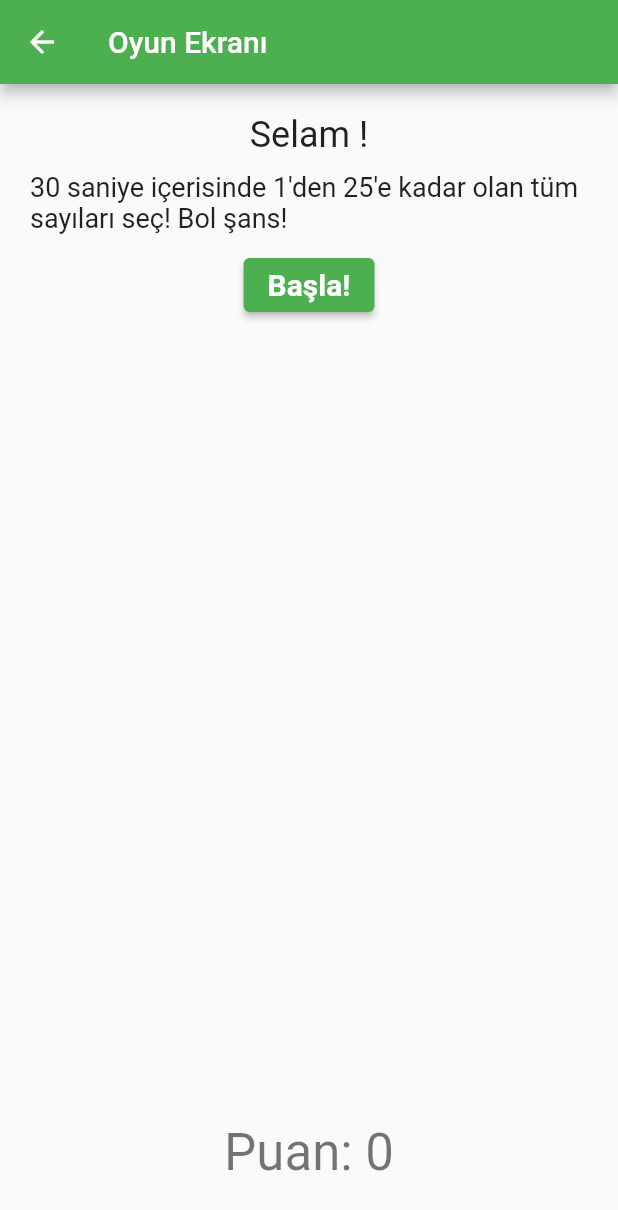
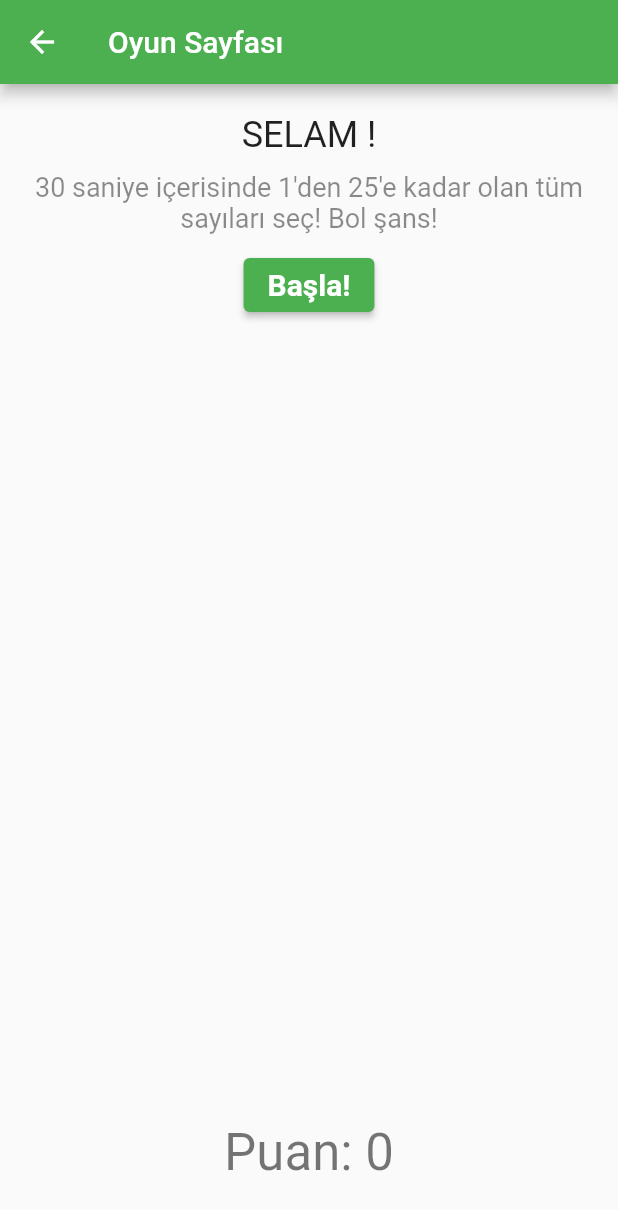
Before and after one commit to zeynepgk3/Schulte-Table, a Flutter app: the screen it shows after launch, after a tap on "Oyuna Gir", on a phone screen of 412 x 824 dp. Shown: the top 1210 px of the screen. Run offline on Flutter 3.47's test engine with Material 2 defaults, Android fonts, the phone set to English and light mode, and no system bars.

Commit message:
fixed boxList shuffe issue and add new features

```diff
--- a/lib/GamePage.dart
+++ b/lib/GamePage.dart
@@ -50,7 +50,7 @@ class _GamePageState extends State<GamePage> {
     return Material(
       child: Scaffold(
         appBar: AppBar(
-          title: Text("Oyun Ekranı"),
+          title: Text("Oyun Sayfası"),
         ),
         body: (puan == 250)
             ? Center(
@@ -61,8 +61,11 @@ class _GamePageState extends State<GamePage> {
                         textAlign: TextAlign.center,
                         style: TextStyle(
                             color: Colors.orange,
-                            fontSize: 20,
+                            fontSize: 30,
                             fontWeight: FontWeight.bold)),
+                    SizedBox(
+                      height: 40,
+                    ),
                     ElevatedButton(
                         onPressed: () {
                           nextInt = 1;
@@ -78,6 +81,7 @@ class _GamePageState extends State<GamePage> {
                 ),
               )
             : Column(
+                mainAxisAlignment: MainAxisAlignment.center,
                 children: [
                   Expanded(
                     flex: 2,
@@ -85,7 +89,7 @@ class _GamePageState extends State<GamePage> {
                       padding: const EdgeInsets.all(20),
                       child: Column(
                         children: <Widget>[
-                          Text("Selam $name!",
+                          Text("SELAM $name!",
                               style: Theme.of(context).textTheme.headline5),
                           Padding(
                             padding: const EdgeInsets.only(top: 10, bottom: 10),
@@ -94,7 +98,9 @@ class _GamePageState extends State<GamePage> {
                                 "30 saniye içerisinde 1'den 25'e kadar olan tüm sayıları seç! Bol şans!",
                                 style: TextStyle(
                                   fontSize: 18,
+                                  color: Colors.black45,
                                 ),
+                                textAlign: TextAlign.center,
                               ),
                             ),
                           ),
@@ -150,9 +156,12 @@ class _GamePageState extends State<GamePage> {
                                                 textAlign: TextAlign.center,
                                                 style: TextStyle(
                                                     color: Colors.orange,
-                                                    fontSize: 20,
+                                                    fontSize: 30,
                                                     fontWeight:
                                                         FontWeight.bold)),
+                                            SizedBox(
+                                              height: 40,
+                                            ),
                                             ElevatedButton(
                                                 onPressed: () {
                                                   nextInt = 1;
@@ -204,12 +213,18 @@ class MyBox extends StatelessWidget {
     return Container(
       child: Center(
         child: (isFound)
-            ? Container(child: Text(""),)
+            ? Container(
+                child: Text(""),
+              )
             : Container(
                 child: Center(
                   child: Text(
                     "$number",
-                    style: TextStyle(color:Colors.white,fontWeight: FontWeight.bold,fontSize: 30,),
+                    style: TextStyle(
+                      color: Colors.white,
+                      fontWeight: FontWeight.bold,
+                      fontSize: 30,
+                    ),
                     textAlign: TextAlign.center,
                   ),
                 ),
@@ -217,7 +232,6 @@ class MyBox extends StatelessWidget {
                 width: 60,
                 height: 60,
               ),
-
       ),
       //   color: Colors.blue,
     );
--- a/lib/Greet.dart
+++ b/lib/Greet.dart
@@ -36,7 +36,10 @@ class _GreetPageState extends State<GreetPage> {
             mainAxisAlignment: MainAxisAlignment.center,
             children: <Widget>[
               Image.asset("assets/brain-logo.png", width: 100,),
-              Text("BRAIN STORM",style: TextStyle(color:Colors.orange)),
+              SizedBox(height: 10,),
+              Text("BRAINSTORM",style: TextStyle(color:Colors.orange, fontSize: 30, fontWeight: FontWeight.bold)),
+              Text("Zeynep Gök - 1306170046", style: TextStyle(color: Colors.orange,),),
+              SizedBox(height: 40,),
               Padding(
                 padding: const EdgeInsets.all(16),
                 child: TextFormField(
```
Lines whose indentation alone changed are shown as unchanged.
